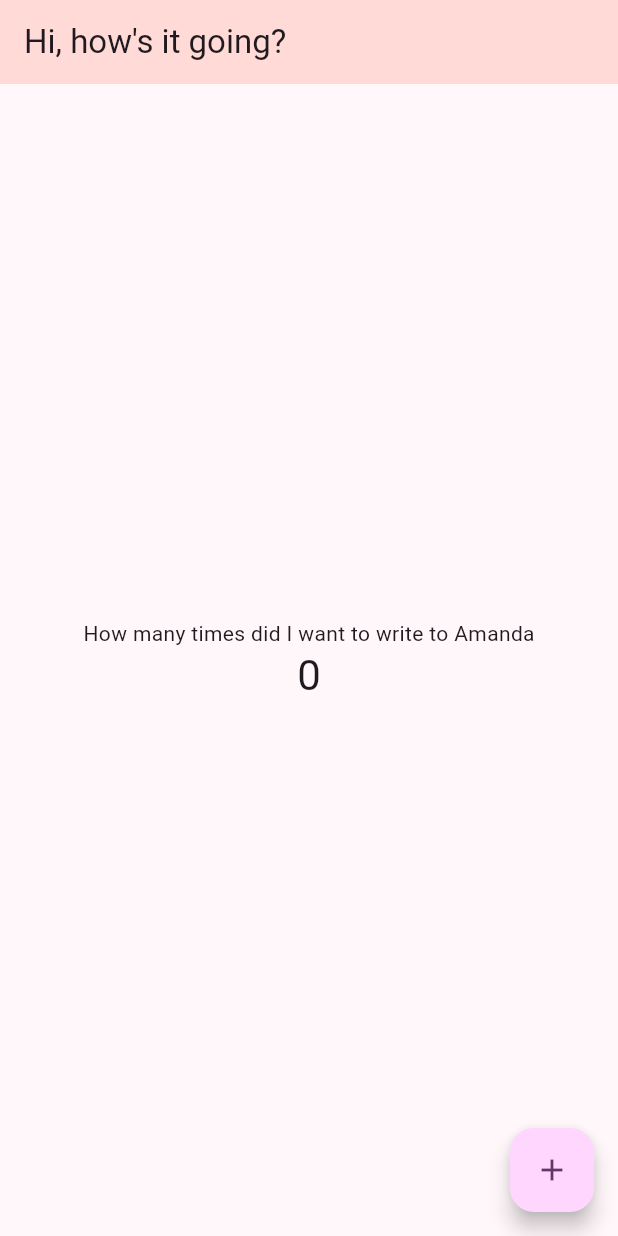
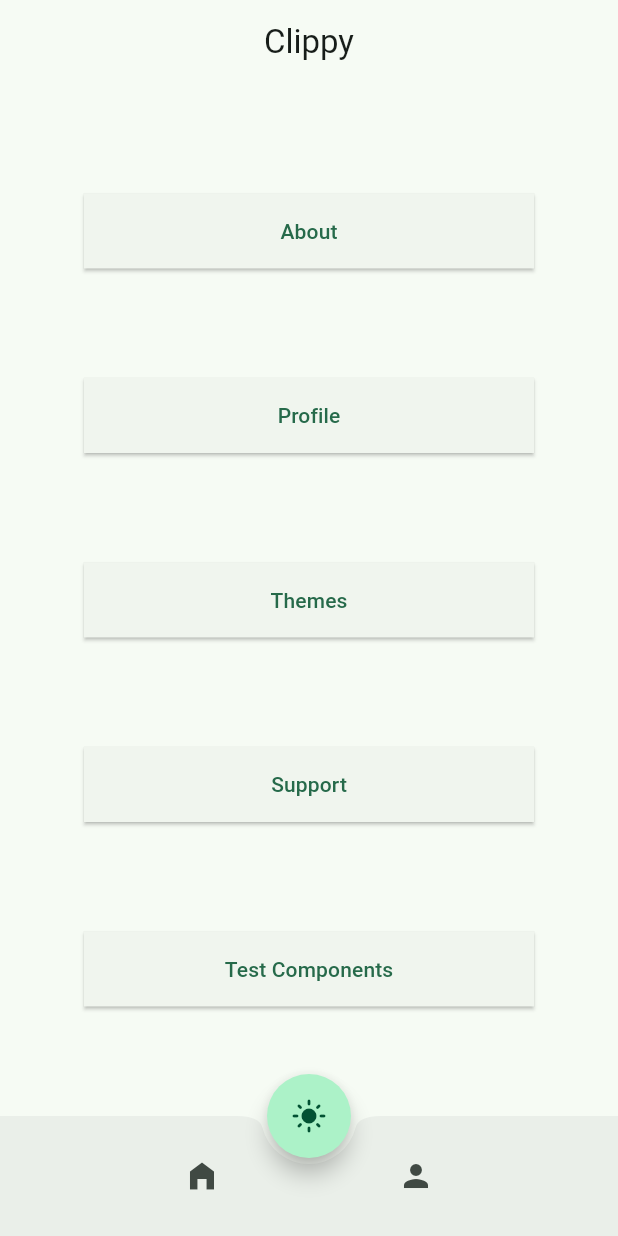
Before and after one commit to foreverStudent001/Todoshka, a Flutter app: the screen it shows after launch, on a phone screen of 412 x 824 dp. Run offline on Flutter 3.47's test engine with Material 2 defaults, Android fonts, the light colour scheme and no system bars.

Commit message:
fix-changes-on-test-page
- update test page
- add custom bar to main page and theme control

```diff
--- a/lib/main.dart
+++ b/lib/main.dart
@@ -1,3 +1,5 @@
+import 'package:clippy/pages/home/home.dart';
+import 'package:clippy/pages/user/user_profile.dart';
 import 'package:flutter/material.dart';
 
 void main() {
@@ -8,25 +10,61 @@ void test() {
 
 }
 
-class MyApp extends StatelessWidget {
+class MyApp extends StatefulWidget {
+  @override
+  State<MyApp> createState() => _MyAppState();
+
+  static _MyAppState of(BuildContext context) =>
+      context.findAncestorStateOfType<_MyAppState>()!;
+
   const MyApp({super.key});
+}
 
+class _MyAppState extends State<MyApp> {
   // This widget is the root of your application.
+  ThemeMode _themeMode = ThemeMode.system;
+
+  void changeTheme(ThemeMode themeMode) {
+    setState(() {
+      _themeMode = themeMode;
+    });
+  }
+
   @override
   Widget build(BuildContext context) {
     return MaterialApp(
       title: 'Flutter Demo',
+      debugShowCheckedModeBanner: false,
       theme: ThemeData(
-        colorScheme: ColorScheme.fromSeed(seedColor: Colors.purpleAccent),
+        colorScheme: ColorScheme.fromSeed(seedColor: Colors.greenAccent),
         useMaterial3: true,
+        elevatedButtonTheme: ElevatedButtonThemeData(
+            style: ElevatedButton.styleFrom(
+                shape: const RoundedRectangleBorder(
+                    borderRadius: BorderRadius.zero),
+                minimumSize: const Size(300, 50)
+            )
+        )
       ),
-      home: const MyHomePage(title: 'Hi, how\'s it going?'),
+      darkTheme: ThemeData(
+          colorScheme: ColorScheme.dark(),
+          useMaterial3: true,
+          elevatedButtonTheme: ElevatedButtonThemeData(
+              style: ElevatedButton.styleFrom(
+                  shape: const RoundedRectangleBorder(
+                      borderRadius: BorderRadius.zero),
+                  minimumSize: const Size(300, 50)
+              )
+          )
+      ),
+      themeMode: _themeMode,
+      home: MyHomePage(title: 'Clippy', changeTheme: this.changeTheme, themeMode: _themeMode),
     );
   }
 }
 
 class MyHomePage extends StatefulWidget {
-  const MyHomePage({super.key, required this.title});
+  const MyHomePage({super.key, required this.title, required void Function(ThemeMode themeMode) changeTheme, required themeMode});
 
   final String title;
 
@@ -35,40 +73,67 @@ class MyHomePage extends StatefulWidget {
 }
 
 class _MyHomePageState extends State<MyHomePage> {
-  int _counter = 0;
-
-  void _incrementCounter() {
-    setState(() {
-      _counter++;
-    });
-  }
+  int currentPage = 0;
+  static const pages = [Home(), UserProfile()];
 
   @override
   Widget build(BuildContext context) {
     return Scaffold(
       appBar: AppBar(
-        backgroundColor: Theme.of(context).colorScheme.errorContainer,
-        title: Text(widget.title),
+        centerTitle: true,
+        backgroundColor: Colors.transparent,
+        title: Text(widget.title, style: TextStyle()),
       ),
-      body: Center(
-        child: Column(
-          mainAxisAlignment: MainAxisAlignment.center,
-          children: <Widget>[
-            const Text(
-              'How many times did I want to write to Amanda',
-            ),
-            Text(
-              '$_counter',
-              style: Theme.of(context).textTheme.headlineMedium,
-            ),
+      body: pages[currentPage],
+      floatingActionButtonLocation: FloatingActionButtonLocation.centerDocked,
+      floatingActionButton: FloatingActionButton(
+        shape: CircleBorder(),
+        onPressed: () => {
+          MyApp.of(context).changeTheme(
+              MyApp.of(context)._themeMode.name == 'dark' ? ThemeMode.light : ThemeMode.dark
+          ),
+        },
+        tooltip: 'Increment Counter',
+        child: const Icon(Icons.light_mode),
+      ),
+      bottomNavigationBar: BottomAppBar(
+        clipBehavior: Clip.antiAlias,
+        shape: const CircularNotchedRectangle(),
+        child: Row(
+          mainAxisAlignment: MainAxisAlignment.spaceEvenly,
+          children: [
+            IconButton(onPressed: (){
+              setState(() {
+              currentPage = 0;
+            });
+              }, icon: Icon(Icons.home_filled)),
+            IconButton(onPressed: (){
+              setState(() {
+              currentPage = 1;
+            });
+              }, icon: Icon(Icons.person)),
           ],
         ),
       ),
-      floatingActionButton: FloatingActionButton(
-        onPressed: _incrementCounter,
-        tooltip: 'Increment',
-        child: const Icon(Icons.add),
-      ),
+      /*NavigationBar(
+        destinations: const [
+          NavigationDestination(
+              icon: Icon(Icons.home_filled),
+              label: 'Home',
+          ),
+          NavigationDestination(
+              icon: Icon(Icons.person),
+              label: 'Profile'
+          ),
+        ],
+        onDestinationSelected: (int index){
+          setState(() {
+            currentPage = index;
+          });
+        },
+        selectedIndex: currentPage,
+      ),*/
+
     );
   }
 }
--- /dev/null
+++ b/lib/pages/home/home.dart
@@ -0,0 +1,35 @@
+import 'package:clippy/pages/test/test.dart';
+import 'package:flutter/material.dart';
+
+import '../about/about.dart';
+
+class Home extends StatelessWidget {
+  const Home({Key? key}) : super(key: key);
+  @override
+  Widget build(BuildContext context) {
+    return Center(
+      child: Column(
+        mainAxisAlignment: MainAxisAlignment.spaceEvenly,
+        children: <Widget>[
+          ElevatedButton(
+              onPressed: () {
+                Navigator.of(context)
+                    .push(MaterialPageRoute(builder: (BuildContext context) {
+                  return const About();
+                }));
+              },
+              child: const Text('About')),
+          ElevatedButton(onPressed: () {}, child: Text("Profile")),
+          ElevatedButton(onPressed: () {}, child: Text("Themes")),
+          ElevatedButton(onPressed: () {}, child: Text("Support")),
+          ElevatedButton(onPressed: () {
+            Navigator.of(context)
+                .push(MaterialPageRoute(builder: (BuildContext context) {
+              return const Test();
+            }));
+          }, child: const Text("Test Components")),
+        ],
+      ),
+    );
+  }
+}
```
Also changed, not shown: lib/pages/about/about.dart (added, +28 -0 lines), lib/pages/user/user_profile.dart (added, +10 -0 lines), pubspec.yaml (+2 -5 lines), 1 other file.
